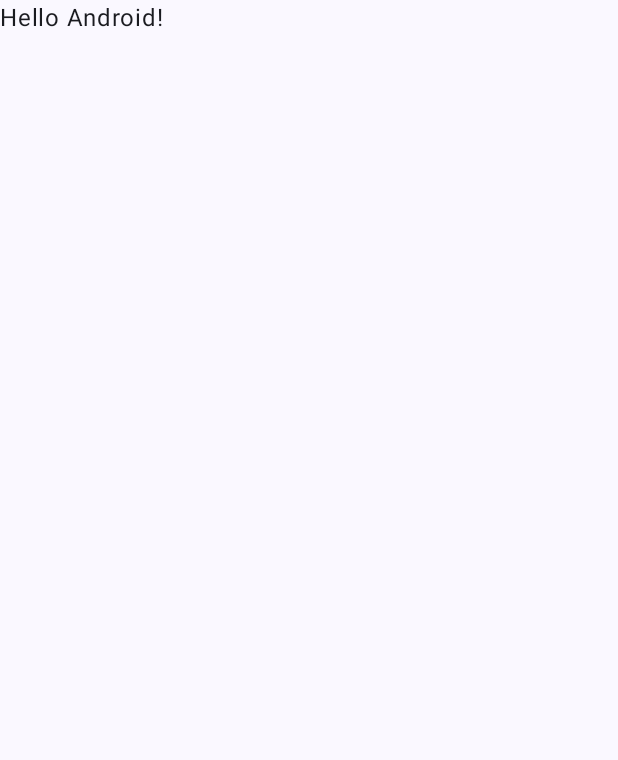
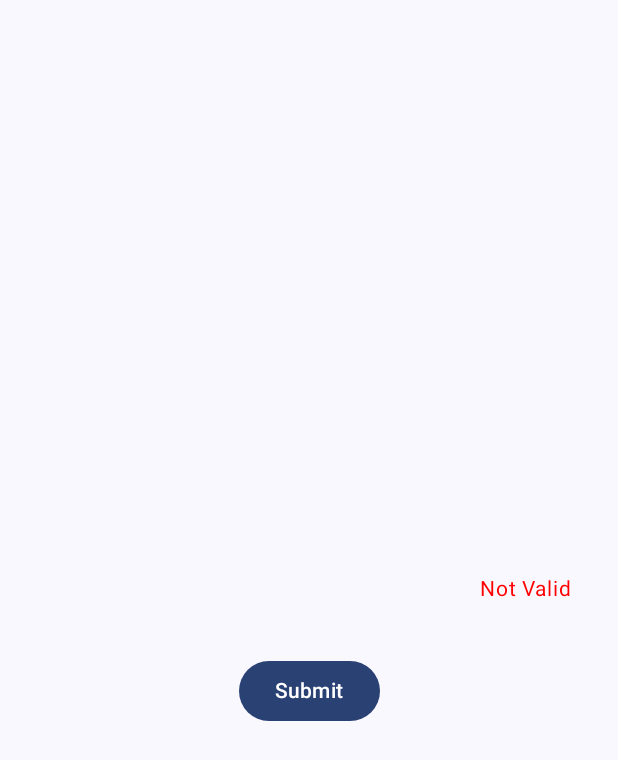
Before and after one commit to Legementarion/ChatGPT-TestApp, an Android app built with Jetpack Compose: the screen it shows after launch (MainActivity), on a phone screen of 412 x 824 dp. Before the commit the part shown is almost empty. Shown: the top 760 px of the screen. Run offline under Robolectric (Android 15) with nearby library versions, the phone set to English and light mode, and no system bars.

```diff
--- a/app/src/main/java/com/example/chatgpttestapp/MainActivity.kt
+++ b/app/src/main/java/com/example/chatgpttestapp/MainActivity.kt
@@ -3,13 +3,36 @@ package com.example.chatgpttestapp
 import android.os.Bundle
 import androidx.activity.ComponentActivity
 import androidx.activity.compose.setContent
+import androidx.compose.foundation.layout.Arrangement
+import androidx.compose.foundation.layout.Column
+import androidx.compose.foundation.layout.Spacer
 import androidx.compose.foundation.layout.fillMaxSize
+import androidx.compose.foundation.layout.fillMaxWidth
+import androidx.compose.foundation.layout.height
+import androidx.compose.foundation.layout.padding
+import androidx.compose.foundation.text.BasicTextField
+import androidx.compose.foundation.text.KeyboardActions
+import androidx.compose.foundation.text.KeyboardOptions
+import androidx.compose.material3.Button
 import androidx.compose.material3.MaterialTheme
 import androidx.compose.material3.Surface
 import androidx.compose.material3.Text
 import androidx.compose.runtime.Composable
+import androidx.compose.runtime.getValue
+import androidx.compose.runtime.mutableStateOf
+import androidx.compose.runtime.remember
+import androidx.compose.runtime.setValue
+import androidx.compose.ui.Alignment
 import androidx.compose.ui.Modifier
+import androidx.compose.ui.graphics.Color
+import androidx.compose.ui.semantics.Role.Companion.Button
+import androidx.compose.ui.text.TextStyle
+import androidx.compose.ui.text.input.ImeAction
+import androidx.compose.ui.text.input.TextFieldValue
+import androidx.compose.ui.text.style.TextAlign
 import androidx.compose.ui.tooling.preview.Preview
+import androidx.compose.ui.unit.dp
+import androidx.compose.ui.unit.sp
 import com.example.chatgpttestapp.ui.theme.ChatGPTTestAppTheme
 
 class MainActivity : ComponentActivity() {
@@ -22,7 +45,52 @@ class MainActivity : ComponentActivity() {
                     modifier = Modifier.fillMaxSize(),
                     color = MaterialTheme.colorScheme.background
                 ) {
-                    Greeting("Android")
+                    Column(
+                        modifier = Modifier
+                            .fillMaxSize()
+                            .padding(16.dp),
+                        verticalArrangement = Arrangement.Center,
+                        horizontalAlignment = Alignment.CenterHorizontally
+                    ) {
+                        var isValid by remember { mutableStateOf(false) }
+                        ValidatingTextField(
+                            isValid = { text -> isValidString(text, 10) },
+                            onValueChange = { text ->
+                                isValid = isValidString(text, 10)
+                            }
+                        )
+                        Spacer(modifier = Modifier.height(16.dp))
+                        Button(
+                            onClick = {
+                                // Действия при нажатии кнопки
+                                if (isValid) {
+                                    // Текст валиден, выполните дополнительные действия
+                                } else {
+                                    // Текст не валиден, выполните соответствующие действия
+                                }
+                            }
+                        ) {
+                            Text("Submit")
+                        }
+                    }
+                }
+
+                // Sample inputs and edge cases
+                val tests = listOf(
+                    "Aa1!",          // valid
+                    "Aa1!  ",        // invalid (spaces)
+                    "Aa!",           // invalid (no digit)
+                    "aa1!",          // invalid (no uppercase)
+                    "AA1!",          // invalid (no lowercase)
+                    "Aa1",           // invalid (no special char)
+                    "Affffffffffffffffffffffff" + "a1!",  // invalid (over max length)
+                    "Aa1!@#",        // valid
+                    "A\na1!",        // invalid (newline)
+                    "Aa\t1!"         // invalid (tab)
+                )
+
+                tests.forEach {
+                    println("Input '$it' is ${if (isValidString(it, 10)) "valid" else "invalid"}")
                 }
             }
         }
@@ -30,17 +98,59 @@ class MainActivity : ComponentActivity() {
 }
 
 @Composable
-fun Greeting(name: String, modifier: Modifier = Modifier) {
+fun Greeting(modifier: Modifier = Modifier) {
     Text(
-        text = "Hello $name!",
+        text = "Hello Enter your text here!",
         modifier = modifier
     )
 }
 
-@Preview(showBackground = true)
 @Composable
-fun GreetingPreview() {
-    ChatGPTTestAppTheme {
-        Greeting("Android")
+fun ValidatingTextField(
+    isValid: (String) -> Boolean,
+    onValueChange: (String) -> Unit
+) {
+    var text by remember { mutableStateOf(TextFieldValue()) }
+    val textColor = if (isValid(text.text)) Color.Black else Color.Red
+
+    Column(
+        modifier = Modifier
+            .fillMaxWidth()
+            .padding(16.dp)
+    ) {
+        BasicTextField(
+            value = text,
+            onValueChange = {
+                text = it
+                onValueChange(it.text)
+            },
+            textStyle = TextStyle(fontSize = 18.sp, color = textColor),
+            singleLine = true,
+            keyboardOptions = KeyboardOptions.Default.copy(
+                imeAction = ImeAction.Done
+            ),
+            keyboardActions = KeyboardActions(
+                onDone = {
+                    // Дополнительные действия при нажатии "Готово" на клавиатуре
+                }
+            )
+        )
+        Spacer(modifier = Modifier.height(4.dp))
+        Text(
+            text = if (isValid(text.text)) "Valid" else "Not Valid",
+            color = textColor,
+            fontSize = 14.sp,
+            textAlign = TextAlign.End,
+            modifier = Modifier.fillMaxWidth()
+        )
     }
 }
+
+@Preview
+@Composable
+fun ValidatingTextFieldPreview() {
+    ValidatingTextField(
+        isValid = { it.isNotEmpty() },
+        onValueChange = {}
+    )
+}
--- /dev/null
+++ b/app/src/main/java/com/example/chatgpttestapp/Utils.kt
@@ -0,0 +1,15 @@
+package com.example.chatgpttestapp
+
+/**
+Documentation:
+
+The regex starts by ensuring that we have at least one of each required character using positive lookaheads.
+To ensure no whitespace, a negative lookahead is used to match any whitespace character and negate the result.
+The actual matching is done by .{1,max}, which ensures that the string length is between 1 and the maximum length.
+Note: This regex works for ASCII characters. If your input can contain Unicode or non-ASCII characters,
+the behavior might be different. Adjustments may be necessary.
+ */
+fun isValidString(input: String, maxLength: Int): Boolean {
+    val regex = """^(?=.*[A-Z])(?=.*[a-z])(?=.*\d)(?=.*[!"#$%&'()*+,-./:;<=>?@\[\\\]^_`{|}~])(?!.*\s).{1,$maxLength}$""".toRegex()
+    return regex.matches(input)
+}
```
Also changed, not shown: 1 other file.
